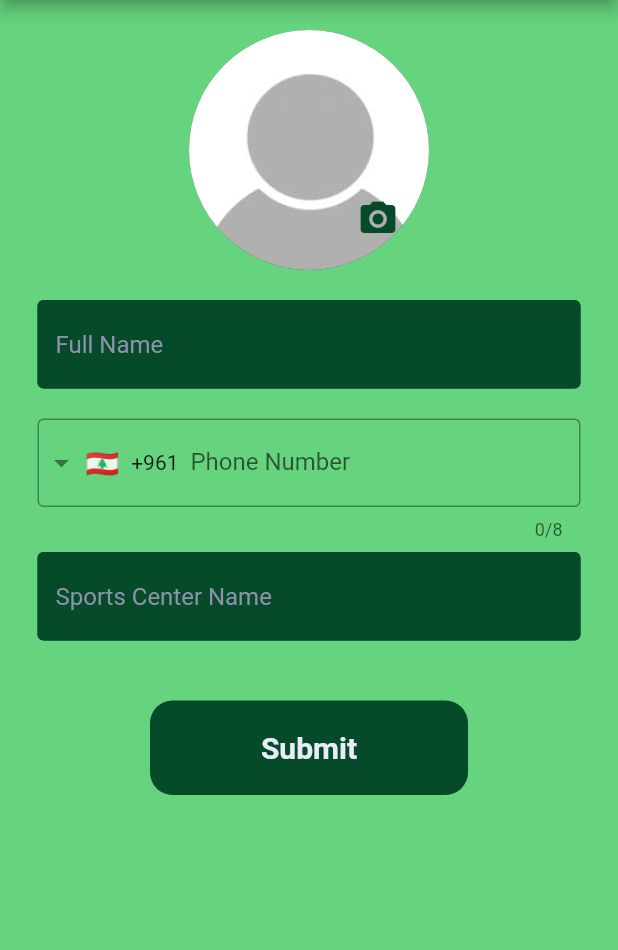
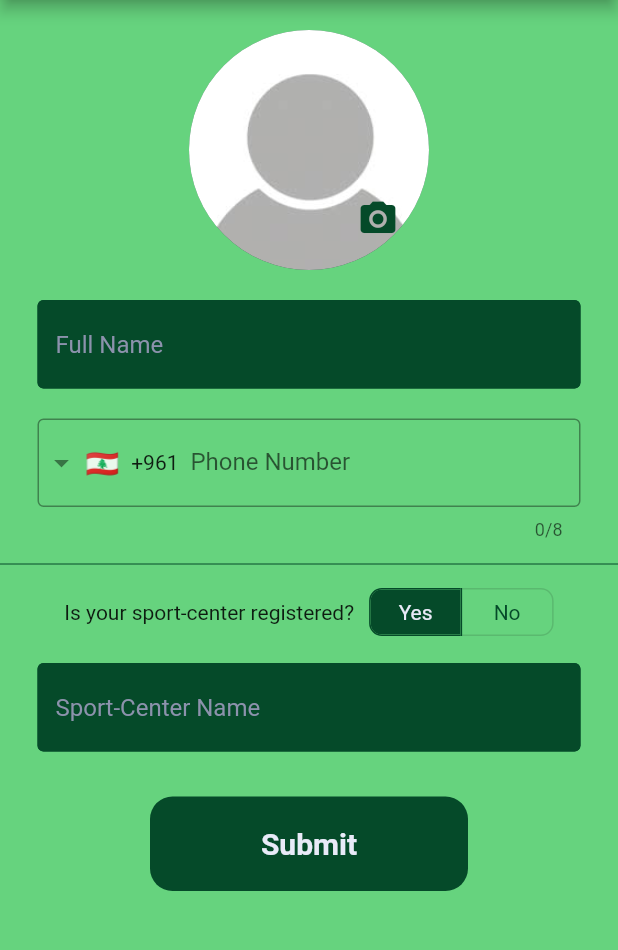
Before and after one commit to mhmdkhlf/PitchPal-Capstone-Project, a Flutter app: the FieldManagerCreateProfile screen opened directly with empty values, on a phone screen of 412 x 824 dp, the part 84-1034 px from its top. Run offline on Flutter 3.47's test engine with Material 2 defaults, Android fonts, the phone set to English and light mode, and no system bars; drawn by our look-alikes of intl_phone_field; our stand-ins replace dio, geolocator, image_picker.

Commit message:
worked on field manager create profile and transition from it to the register new sport-center form. The form is 60% done

```diff
--- a/frontend_mobile/lib/components/submit_button.dart
+++ b/frontend_mobile/lib/components/submit_button.dart
@@ -4,8 +4,14 @@ import 'package:frontend_mobile/constants.dart';
 class SubmitButton extends StatelessWidget {
   final String text;
   final Function() onTap;
+  final double fontSize;
 
-  const SubmitButton({super.key, required this.text, required this.onTap});
+  const SubmitButton({
+    super.key,
+    required this.text,
+    required this.onTap,
+    required this.fontSize,
+  });
 
   @override
   Widget build(BuildContext context) {
@@ -21,10 +27,10 @@ class SubmitButton extends StatelessWidget {
         child: Center(
           child: Text(
             text,
-            style: const TextStyle(
+            style: TextStyle(
               color: kLightColor,
               fontWeight: FontWeight.bold,
-              fontSize: 20,
+              fontSize: fontSize,
             ),
           ),
         ),
--- a/frontend_mobile/lib/components/input_textfield.dart
+++ b/frontend_mobile/lib/components/textfield_input.dart
@@ -1,8 +1,8 @@
 import 'package:flutter/material.dart';
 import '../constants.dart';
 
-class InputTextField extends StatelessWidget {
-  const InputTextField({
+class TextFieldInput extends StatelessWidget {
+  const TextFieldInput({
     super.key,
     required this.controller,
     required this.hintText,
--- a/frontend_mobile/lib/pages/field_manager_create_profile.dart
+++ b/frontend_mobile/lib/pages/field_manager_create_profile.dart
@@ -4,9 +4,11 @@ import 'package:flutter/material.dart';
 import 'package:intl_phone_field/intl_phone_field.dart';
 import 'package:intl_phone_field/phone_number.dart';
 import 'package:frontend_mobile/pages/home.dart';
-import '../components/input_textfield.dart';
+import '../components/textfield_input.dart';
 import '../components/submit_button.dart';
 import '../components/profile_picture_input.dart';
+import '../components/failed_request_dialog.dart';
+import '../pages/new_sport_center_form.dart';
 import '../data/field_manager.dart';
 import '../constants.dart';
 
@@ -28,6 +30,7 @@ class _FieldManagerCreateProfileState extends State<FieldManagerCreateProfile> {
   final nameController = TextEditingController();
   late PhoneNumber phoneNumberInput;
   final sportCenterController = TextEditingController();
+  bool isSportCenterRegistered = true;
 
   final dio = Dio();
   final String apiRoute = Platform.isAndroid
@@ -51,7 +54,7 @@ class _FieldManagerCreateProfileState extends State<FieldManagerCreateProfile> {
         '$apiRoute/newManagerProfile',
         data: fieldManagerProfile.toJsonMap(),
       );
-      if (response.statusCode == 200) {
+      FieldManager.fromJson(response.data); //object to be used later on
       if (context.mounted) {
         Navigator.pop(context);
         Navigator.push(
@@ -64,9 +67,16 @@ class _FieldManagerCreateProfileState extends State<FieldManagerCreateProfile> {
           ),
         );
       }
+    } on DioError catch (e) {
+      String error = e.response?.data['error'];
+      if (context.mounted) {
+        showDialog(
+          context: context,
+          builder: (context) {
+            return FailedRequestDialog(errorText: error);
+          },
+        );
       }
-    } on DioError catch (e) {
-      throw Exception(e.response);
     }
   }
 
@@ -104,7 +114,7 @@ class _FieldManagerCreateProfileState extends State<FieldManagerCreateProfile> {
                   profilePicture: profilePicture,
                 ),
                 const SizedBox(height: 20),
-                InputTextField(
+                TextFieldInput(
                   controller: nameController,
                   hintText: 'Full Name',
                 ),
@@ -124,12 +134,79 @@ class _FieldManagerCreateProfileState extends State<FieldManagerCreateProfile> {
                   ),
                 ),
                 const SizedBox(height: 8),
-                InputTextField(
+                const Divider(color: kDarkGreen),
+                Row(
+                  mainAxisAlignment: MainAxisAlignment.center,
+                  children: [
+                    const Text(
+                      'Is your sport-center registered?',
+                      style: TextStyle(fontSize: 14),
+                    ),
+                    const SizedBox(width: 10),
+                    ToggleButtons(
+                      direction: Axis.horizontal,
+                      onPressed: (int index) {
+                        setState(() => isSportCenterRegistered = index == 0);
+                      },
+                      borderRadius: const BorderRadius.all(Radius.circular(8)),
+                      selectedBorderColor: kDarkGreen,
+                      selectedColor: kLightColor,
+                      fillColor: kDarkGreen,
+                      color: kDarkGreen,
+                      constraints: const BoxConstraints(
+                        minHeight: 30.0,
+                        minWidth: 60.0,
+                      ),
+                      isSelected: [
+                        isSportCenterRegistered,
+                        !isSportCenterRegistered
+                      ],
+                      children: const [
+                        Text('Yes'),
+                        Text('No'),
+                      ],
+                    ),
+                  ],
+                ),
+                const SizedBox(height: 10),
+                isSportCenterRegistered
+                    ? Column(
+                        children: [
+                          TextFieldInput(
                             controller: sportCenterController,
-                  hintText: 'Sports Center Name',
+                            hintText: 'Sport-Center Name',
                           ),
-                const SizedBox(height: 20),
-                SubmitButton(text: 'Submit', onTap: createProfile),
+                          const SizedBox(height: 10),
+                          SubmitButton(
+                            text: 'Submit',
+                            onTap: createProfile,
+                            fontSize: 20,
+                          ),
+                        ],
+                      )
+                    : Column(
+                        children: [
+                          const SizedBox(height: 10),
+                          const Text(
+                            '(You must register your sport-center before creating you manager account)',
+                            textAlign: TextAlign.center,
+                            style: TextStyle(fontSize: 16),
+                          ),
+                          SubmitButton(
+                            text: 'Register Sport-Center',
+                            fontSize: 14,
+                            onTap: () => {
+                              Navigator.push(
+                                context,
+                                MaterialPageRoute(
+                                  builder: (context) =>
+                                      const NewSportCenterForm(),
+                                ),
+                              )
+                            },
+                          ),
+                        ],
+                      ),
                 const SizedBox(height: 15),
               ],
             ),
```
Also changed, not shown: frontend_mobile/lib/components/failed_request_dialog.dart (renamed from frontend_mobile/lib/components/failed_auth_dialog.dart, +6 -3 lines), frontend_mobile/lib/pages/log_in.dart (+7 -6 lines), frontend_mobile/lib/pages/new_sport_center_form.dart (added, +109 -0 lines), frontend_mobile/lib/pages/player_create_profile.dart (+8 -4 lines), frontend_mobile/lib/pages/sign_up.dart (+8 -7 lines). Lines whose indentation alone changed are shown as unchanged.
